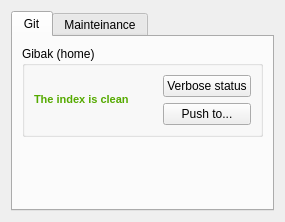
The window that backupper.ui (ruphy/backupper.rb) describes before a commit, drawn with Qt 5.
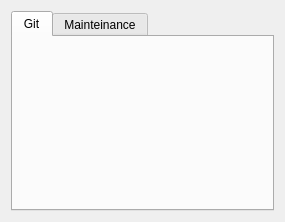
The same window after the commit.

Commit message: populate the git tab basing on the config file! :-)

Patch:
```diff
--- a/backupper.ui
+++ b/backupper.ui
@@ -23,71 +23,7 @@
       <attribute name="title">
        <string>Git</string>
       </attribute>
-      <layout class="QVBoxLayout" name="verticalLayout_3">
-       <item>
-        <widget class="QGroupBox" name="groupBox">
-         <property name="title">
-          <string>Gibak (home)</string>
-         </property>
-         <layout class="QGridLayout" name="gridLayout">
-          <item row="0" column="0">
-           <widget class="QLabel" name="gibak_label">
-            <property name="text">
-             <string>&lt;!DOCTYPE HTML PUBLIC &quot;-//W3C//DTD HTML 4.0//EN&quot; &quot;http://www.w3.org/TR/REC-html40/strict.dtd&quot;&gt;
-&lt;html&gt;&lt;head&gt;&lt;meta name=&quot;qrichtext&quot; content=&quot;1&quot; /&gt;&lt;style type=&quot;text/css&quot;&gt;
-p, li { white-space: pre-wrap; }
-&lt;/style&gt;&lt;/head&gt;&lt;body style=&quot; font-family:'Sans Serif'; font-size:8pt; font-weight:400; font-style:normal;&quot;&gt;
-&lt;p style=&quot; margin-top:0px; margin-bottom:0px; margin-left:0px; margin-right:0px; -qt-block-indent:0; text-indent:0px;&quot;&gt;&lt;span style=&quot; font-weight:600; color:#55aa00;&quot;&gt;The index is clean&lt;/span&gt;&lt;/p&gt;&lt;/body&gt;&lt;/html&gt;</string>
-            </property>
-           </widget>
-          </item>
-          <item row="0" column="2">
-           <layout class="QVBoxLayout" name="verticalLayout">
-            <item>
-             <widget class="QPushButton" name="gibak_status">
-              <property name="text">
-               <string>Verbose status</string>
-              </property>
-             </widget>
-            </item>
-            <item>
-             <widget class="QPushButton" name="gibak_push">
-              <property name="text">
-               <string>Push to...</string>
-              </property>
-             </widget>
-            </item>
-           </layout>
-          </item>
-          <item row="0" column="1">
-           <spacer name="horizontalSpacer">
-            <property name="orientation">
-             <enum>Qt::Horizontal</enum>
-            </property>
-            <property name="sizeHint" stdset="0">
-             <size>
-              <width>40</width>
-              <height>20</height>
-             </size>
-            </property>
-           </spacer>
-          </item>
-         </layout>
-        </widget>
-       </item>
-       <item>
-        <spacer name="verticalSpacer">
-         <property name="orientation">
-          <enum>Qt::Vertical</enum>
-         </property>
-         <property name="sizeHint" stdset="0">
-          <size>
-           <width>20</width>
-           <height>105</height>
-          </size>
-         </property>
-        </spacer>
-       </item>
+      <layout class="QVBoxLayout" name="git_layout">
       </layout>
      </widget>
      <widget class="QWidget" name="tab_2">
```
The commit also changes 2 other files.
